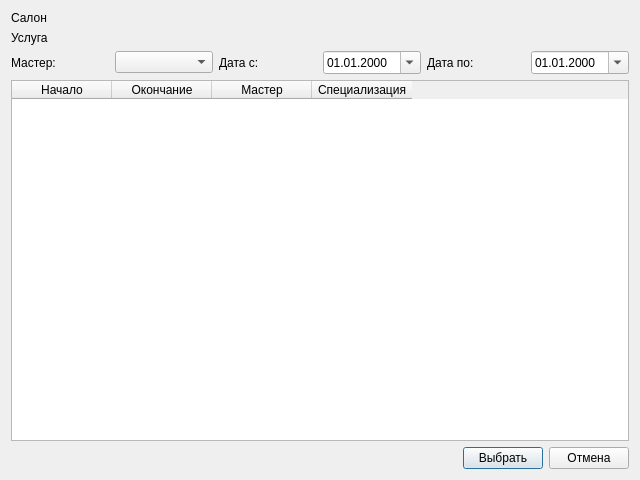
Before: the Qt Designer form ui/ScheduleDialog.ui in Spyddek/BD-sesion2_kurs, drawn with Qt 5.
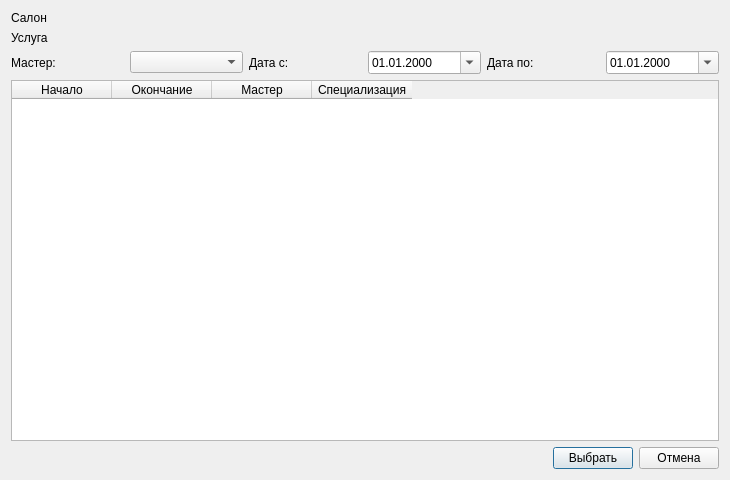
After: the same form once the commit is applied.

```diff
--- a/ui/ScheduleDialog.ui
+++ b/ui/ScheduleDialog.ui
@@ -6,7 +6,7 @@
    <rect>
     <x>0</x>
     <y>0</y>
-    <width>640</width>
+    <width>730</width>
     <height>480</height>
    </rect>
   </property>
```
Left out of the diff: 12 changed lines with no effect on the pictures.
